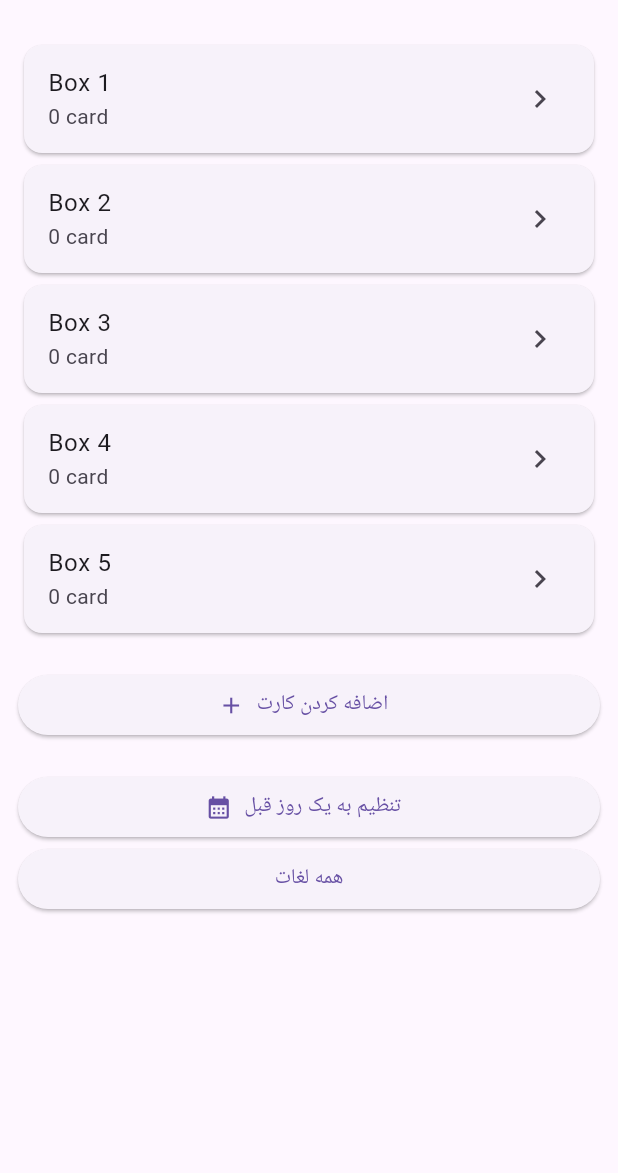
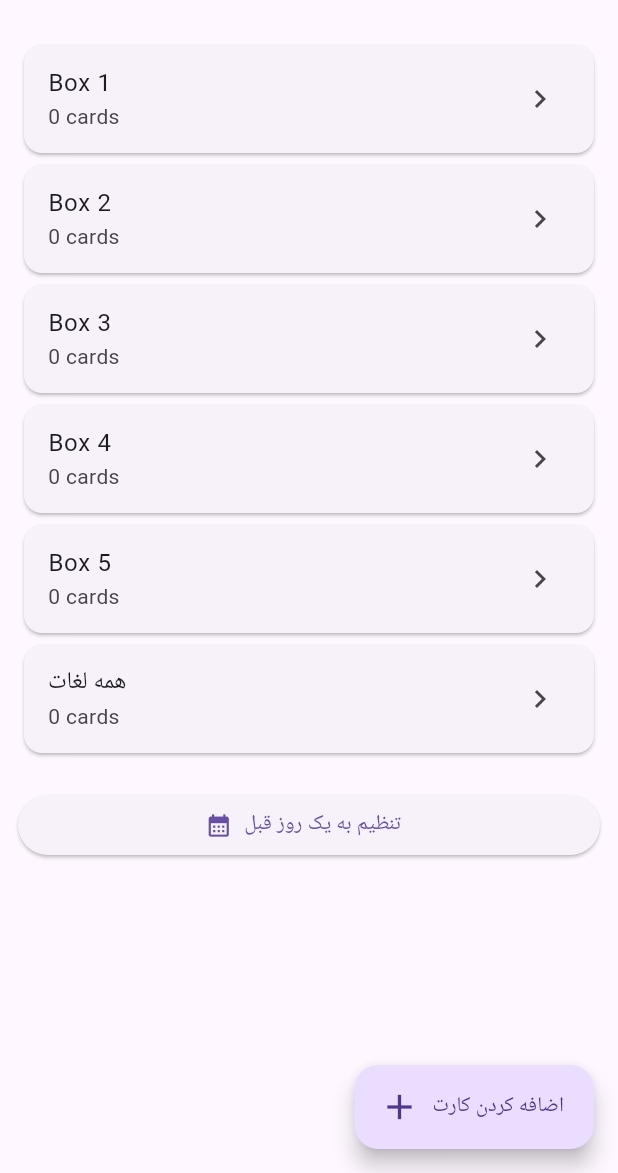
Before and after one commit to taheriara/leitner_flutter_app, a Flutter app: the screen it shows after launch, on a phone screen of 412 x 824 dp, the part 63-1236 px from its top. Run offline on Flutter 3.47's test engine with Material 3 defaults, Android fonts, the light colour scheme and no system bars; our stand-ins replace flutter_slidable, sqflite; missing offline and left inert: translator; accounts and stored records are empty.

Commit message:
table view in cards page

```diff
--- a/lib/pages/home_page.dart
+++ b/lib/pages/home_page.dart
@@ -34,13 +34,17 @@ class _HomePageState extends State<HomePage> {
   Widget _boxCard(int boxNumber) {
     return Card(
       child: ListTile(
-        title: Text('Box $boxNumber'),
-        subtitle: Text('${counts[boxNumber - 1]} card'),
+        title: Text(boxNumber != 0 ? 'Box ${boxNumber}' : 'همه لغات'),
+        subtitle: Text(
+          boxNumber != 0
+              ? '${counts[boxNumber - 1]} cards'
+              : '${counts.sum().toString()} cards',
+        ),
         trailing: Icon(Icons.chevron_right),
         onTap: () async {
           await Navigator.push(
             context,
-            MaterialPageRoute(builder: (_) => BoxDetailPage(box: boxNumber)),
+            MaterialPageRoute(builder: (_) => AllCardsPage(box: boxNumber)),
           );
           await _loadCounts();
         },
@@ -68,6 +72,20 @@ class _HomePageState extends State<HomePage> {
           SizedBox(width: 30),
         ],
       ),
+      // floatingActionButtonLocation: FloatingActionButtonLocation.centerFloat,
+      floatingActionButton: FloatingActionButton.extended(
+        // backgroundColor: const Color.fromRGBO(82, 170, 94, 1.0),
+        tooltip: 'Add Card',
+        onPressed: () async {
+          await Navigator.push(
+            context,
+            MaterialPageRoute(builder: (_) => AddCardPage()),
+          );
+          await _loadCounts();
+        },
+        label: const Text('اضافه کردن کارت'),
+        icon: const Icon(Icons.add, size: 28),
+      ),
       body: RefreshIndicator(
         onRefresh: _loadCounts,
         child: ListView(
@@ -78,36 +96,21 @@ class _HomePageState extends State<HomePage> {
             _boxCard(3),
             _boxCard(4),
             _boxCard(5),
-            SizedBox(height: 20),
-            ElevatedButton.icon(
-              onPressed: () async {
-                await Navigator.push(
-                  context,
-                  MaterialPageRoute(builder: (_) => AddCardPage()),
-                );
-                await _loadCounts();
-              },
-              icon: Icon(Icons.add),
-              label: Text('اضافه کردن کارت'),
-            ),
+            _boxCard(0),
+
             SizedBox(height: 20),
             ElevatedButton.icon(
               onPressed: () async {
                 await DBHelper.instance.shiftReviewDates(1);
-
                 await _loadCounts();
+                ScaffoldMessenger.of(context).showSnackBar(
+                  const SnackBar(
+                    content: Text("آخرین مرور به یک روز قبل تنظیم شد"),
+                  ),
+                );
               },
               icon: Icon(Icons.calendar_month),
               label: Text('تنظیم به یک روز قبل'),
-            ),
-            ElevatedButton(
-              child: const Text("همه لغات"),
-              onPressed: () {
-                Navigator.push(
-                  context,
-                  MaterialPageRoute(builder: (_) => AllCardsPage()),
-                );
-              },
             ),
           ],
         ),
@@ -115,3 +118,7 @@ class _HomePageState extends State<HomePage> {
     );
   }
 }
+
+extension ListSum on List<int> {
+  int sum() => this.fold(0, (prev, element) => prev + element);
+}
```
Also changed, not shown: lib/data/db_helper.dart (+18 -4 lines), lib/pages/all_cards_page.dart (+10 -4 lines), lib/pages/study_page.dart (+18 -1 lines).
